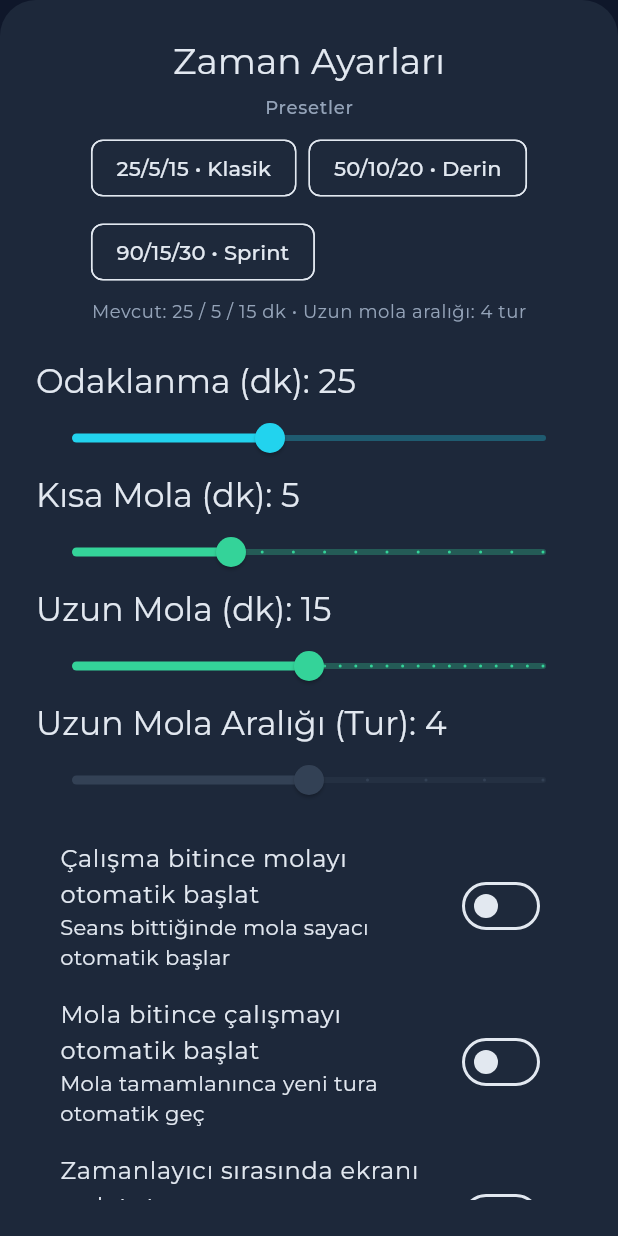
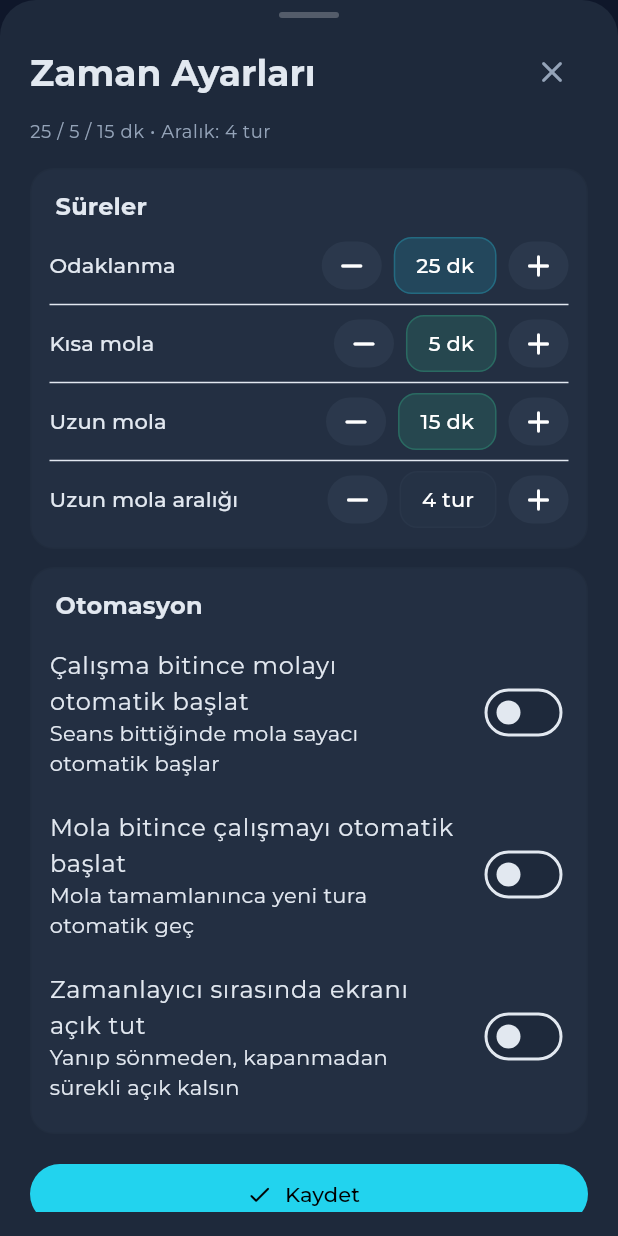
Before and after one commit to bakituncher/bilgee, a Flutter app: the PomodoroSettingsSheet widget shown alone on an empty page, opened directly, on a phone screen of 412 x 824 dp. Run offline on Flutter 3.47's test engine with Material 3 defaults, Android fonts, the phone set to English and light mode, and no system bars; our stand-ins replace cached_network_image, cloud_firestore, cloud_functions, confetti, equatable, file_picker and 19 more; missing offline and left inert: firebase_app_check, flutter_math_fork, markdown, purchases_flutter; accounts and stored records are empty; generated files the repository leaves out were written again; network calls fail.

Commit message:
pomodro onay

```diff
--- a/lib/features/pomodoro/widgets/pomodoro_timer_view.dart
+++ b/lib/features/pomodoro/widgets/pomodoro_timer_view.dart
@@ -6,7 +6,6 @@ import 'package:flutter_riverpod/flutter_riverpod.dart';
 import 'package:taktik/core/theme/app_theme.dart';
 import 'package:taktik/data/models/plan_model.dart';
 import 'package:taktik/data/providers/firestore_providers.dart';
-import 'package:taktik/shared/widgets/score_slider.dart';
 import 'package:intl/intl.dart';
 import '../logic/pomodoro_notifier.dart';
 
@@ -477,114 +476,257 @@ class _PomodoroSettingsSheetState extends ConsumerState<PomodoroSettingsSheet> {
 
   @override
   Widget build(BuildContext context) {
-    final totalCycle = '${_work.toInt()} / ${_short.toInt()} / ${_long.toInt()} dk';
+    final totalCycle = '${_work.toInt()} / ${_short.toInt()} / ${_long.toInt()} dk • Aralık: ${_interval.toInt()} tur';
     return Container(
-      padding: EdgeInsets.fromLTRB(24, 24, 24, MediaQuery.of(context).viewInsets.bottom + 24),
-      decoration: BoxDecoration(
-        color: AppTheme.cardColor.withOpacity(0.95),
+      padding: EdgeInsets.only(bottom: MediaQuery.of(context).viewInsets.bottom),
+      decoration: const BoxDecoration(color: Colors.transparent),
+      child: ClipRRect(
         borderRadius: const BorderRadius.vertical(top: Radius.circular(24)),
-      ),
+        child: Material(
+          color: AppTheme.cardColor.withOpacity(0.98),
+          child: SafeArea(
+            top: false,
+            child: Padding(
+              padding: const EdgeInsets.fromLTRB(20, 8, 20, 16),
               child: SingleChildScrollView(
+                padding: EdgeInsets.only(bottom: MediaQuery.of(context).viewPadding.bottom + 8),
                 child: Column(
                   mainAxisSize: MainAxisSize.min,
                   children: [
-            Text("Zaman Ayarları", style: Theme.of(context).textTheme.headlineSmall),
-            const SizedBox(height: 8),
-            Text('Presetler', style: Theme.of(context).textTheme.labelMedium?.copyWith(color: AppTheme.secondaryTextColor)),
-            const SizedBox(height: 8),
-            _QuickPresets(
-              onPick: (w, s, l, i){
-                setState((){
-                  _work = w; _short = s; _long = l; _interval = i;
-                });
-              },
+                    // Grabber
+                    Container(width: 40, height: 4, decoration: BoxDecoration(color: Colors.white24, borderRadius: BorderRadius.circular(20))),
+                    const SizedBox(height: 12),
+                    Row(
+                      children: [
+                        Expanded(child: Text("Zaman Ayarları", style: Theme.of(context).textTheme.headlineSmall?.copyWith(fontWeight: FontWeight.w700))),
+                        IconButton(
+                          tooltip: 'Kapat',
+                          icon: const Icon(Icons.close_rounded),
+                          onPressed: () => Navigator.pop(context),
+                        ),
+                      ],
                     ),
                     const SizedBox(height: 8),
-            Text('Mevcut: $totalCycle • Uzun mola aralığı: ${_interval.toInt()} tur', style: Theme.of(context).textTheme.bodySmall?.copyWith(color: AppTheme.secondaryTextColor)),
-            const SizedBox(height: 24),
-            ScoreSlider(label: "Odaklanma (dk)", value: _work, max: 60, color: AppTheme.secondaryColor, onChanged: (v) => setState(() => _work = v.roundToDouble())),
-            ScoreSlider(label: "Kısa Mola (dk)", value: _short, max: 15, color: AppTheme.successColor, onChanged: (v) => setState(() => _short = v.roundToDouble())),
-            ScoreSlider(label: "Uzun Mola (dk)", value: _long, max: 30, color: AppTheme.successColor, onChanged: (v) => setState(() => _long = v.roundToDouble())),
-            ScoreSlider(label: "Uzun Mola Aralığı (Tur)", value: _interval, max: 8, color: AppTheme.lightSurfaceColor, onChanged: (v) => setState(() => _interval = v.roundToDouble())),
-            const SizedBox(height: 8),
+                    Align(
+                      alignment: Alignment.centerLeft,
+                      child: Text(totalCycle, style: Theme.of(context).textTheme.bodySmall?.copyWith(color: AppTheme.secondaryTextColor)),
+                    ),
+                    const SizedBox(height: 16),
+                    // Süreler kartı
+                    _SettingsCard(
+                      title: 'Süreler',
+                      child: Column(
+                        children: [
+                          _ValueRow(
+                            label: 'Odaklanma', unit: 'dk', value: _work, min: 10, max: 120, step: 5, color: AppTheme.secondaryColor,
+                            onChanged: (v)=> setState(()=> _work = v.roundToDouble()),
+                          ),
+                          const Divider(height: 12),
+                          _ValueRow(
+                            label: 'Kısa mola', unit: 'dk', value: _short, min: 3, max: 20, step: 1, color: AppTheme.successColor,
+                            onChanged: (v)=> setState(()=> _short = v.roundToDouble()),
+                          ),
+                          const Divider(height: 12),
+                          _ValueRow(
+                            label: 'Uzun mola', unit: 'dk', value: _long, min: 10, max: 45, step: 5, color: AppTheme.successColor,
+                            onChanged: (v)=> setState(()=> _long = v.roundToDouble()),
+                          ),
+                          const Divider(height: 12),
+                          _ValueRow(
+                            label: 'Uzun mola aralığı', unit: 'tur', value: _interval, min: 2, max: 8, step: 1, color: AppTheme.lightSurfaceColor,
+                            onChanged: (v)=> setState(()=> _interval = v.roundToDouble()),
+                          ),
+                        ],
+                      ),
+                    ),
+                    const SizedBox(height: 12),
+                    // Otomasyon kartı
+                    _SettingsCard(
+                      title: 'Otomasyon',
+                      child: Column(
+                        children: [
                           SwitchListTile.adaptive(
                             value: _autoStartBreaks,
                             onChanged: (v) => setState(() => _autoStartBreaks = v),
                             title: const Text('Çalışma bitince molayı otomatik başlat'),
                             subtitle: const Text('Seans bittiğinde mola sayacı otomatik başlar'),
+                            contentPadding: EdgeInsets.zero,
                           ),
+                          const SizedBox(height: 4),
                           SwitchListTile.adaptive(
                             value: _autoStartWork,
                             onChanged: (v) => setState(() => _autoStartWork = v),
                             title: const Text('Mola bitince çalışmayı otomatik başlat'),
                             subtitle: const Text('Mola tamamlanınca yeni tura otomatik geç'),
+                            contentPadding: EdgeInsets.zero,
                           ),
+                          const SizedBox(height: 4),
                           SwitchListTile.adaptive(
                             value: _keepScreenOn,
                             onChanged: (v) => setState(() => _keepScreenOn = v),
                             title: const Text('Zamanlayıcı sırasında ekranı açık tut'),
                             subtitle: const Text('Yanıp sönmeden, kapanmadan sürekli açık kalsın'),
+                            contentPadding: EdgeInsets.zero,
+                          ),
+                        ],
+                      ),
                     ),
                     const SizedBox(height: 16),
-            ElevatedButton(
+                    // Kaydet butonu
+                    SizedBox(
+                      width: double.infinity,
+                      child: FilledButton.icon(
+                        icon: const Icon(Icons.check_rounded),
                         onPressed: (){
                           ref.read(pomodoroProvider.notifier).updateSettings(
-                    work: _work.toInt(),
-                    short: _short.toInt(),
-                    long: _long.toInt(),
-                    interval: _interval.toInt(),
-                    applyToCurrent: true,
+                            work: _work.toInt(), short: _short.toInt(), long: _long.toInt(), interval: _interval.toInt(), applyToCurrent: true,
                           );
                           ref.read(pomodoroProvider.notifier).updatePreferences(
-                    autoStartBreaks: _autoStartBreaks,
-                    autoStartWork: _autoStartWork,
-                    keepScreenOn: _keepScreenOn,
+                            autoStartBreaks: _autoStartBreaks, autoStartWork: _autoStartWork, keepScreenOn: _keepScreenOn,
                           );
                           Navigator.pop(context);
                         },
-                child: const Text("Kaydet")
-            )
+                        label: const Text('Kaydet'),
+                      ),
+                    ),
                   ],
+                ),
+              ),
+            ),
+          ),
         ),
       ),
     );
   }
 }
 
-class _QuickPresets extends StatefulWidget {
-  final void Function(double work, double short, double long, double interval) onPick;
-  const _QuickPresets({required this.onPick});
+// Yeni: Bölüm kartı
+class _SettingsCard extends StatelessWidget {
+  final String title;
+  final Widget child;
+  const _SettingsCard({required this.title, required this.child});
 
   @override
-  State<_QuickPresets> createState() => _QuickPresetsState();
+  Widget build(BuildContext context) {
+    return Container(
+      width: double.infinity,
+      padding: const EdgeInsets.all(12),
+      decoration: BoxDecoration(
+        color: AppTheme.lightSurfaceColor.withOpacity(0.25),
+        borderRadius: BorderRadius.circular(16),
+        border: Border.all(color: Colors.black.withOpacity(0.05)),
+      ),
+      child: Column(
+        crossAxisAlignment: CrossAxisAlignment.start,
+        children: [
+          Padding(
+            padding: const EdgeInsets.only(left: 4, bottom: 8),
+            child: Text(title, style: Theme.of(context).textTheme.titleMedium?.copyWith(fontWeight: FontWeight.w700)),
+          ),
+          child,
+        ],
+      ),
+    );
+  }
 }
 
-class _QuickPresetsState extends State<_QuickPresets> {
-  int _selected = -1;
+// Yeni: Değer satırı + mini stepper
+class _ValueRow extends StatelessWidget {
+  final String label;
+  final String unit;
+  final double value;
+  final double min;
+  final double max;
+  final double step;
+  final Color color;
+  final ValueChanged<double> onChanged;
+  const _ValueRow({
+    required this.label,
+    required this.unit,
+    required this.value,
+    required this.min,
+    required this.max,
+    required this.step,
+    required this.color,
+    required this.onChanged,
+  });
+
   @override
   Widget build(BuildContext context) {
-    final presets = <({String label, List<double> vals})>[
-      (label: '25/5/15 • Klasik', vals: [25, 5, 15, 4]),
-      (label: '50/10/20 • Derin', vals: [50, 10, 20, 3]),
-      (label: '90/15/30 • Sprint', vals: [90, 15, 30, 2]),
-    ];
-    return Wrap(
-      spacing: 8,
-      runSpacing: 8,
+    return Row(
       children: [
-        for (int i = 0; i < presets.length; i++)
-          ChoiceChip(
-            selected: _selected == i,
-            label: Text(presets[i].label),
-            onSelected: (v){
-              setState(()=> _selected = v ? i : -1);
-              if (v) {
-                final p = presets[i].vals;
-                widget.onPick(p[0], p[1], p[2], p[3]);
-              }
-            },
-          )
+        Expanded(
+          child: Text(label, style: Theme.of(context).textTheme.titleSmall),
+        ),
+        _MiniStepper(
+          value: value,
+          min: min,
+          max: max,
+          step: step,
+          color: color,
+          unit: unit,
+          onChanged: onChanged,
+        ),
       ],
     );
   }
 }
+
+class _MiniStepper extends StatelessWidget {
+  final double value;
+  final double min;
+  final double max;
+  final double step;
+  final String unit;
+  final Color color;
+  final ValueChanged<double> onChanged;
+  const _MiniStepper({
+    required this.value,
+    required this.min,
+    required this.max,
+    required this.step,
+    required this.unit,
+    required this.color,
+    required this.onChanged,
+  });
+
+  @override
+  Widget build(BuildContext context) {
+    final canDec = value > min;
+    final canInc = value < max;
+    return Row(
+      mainAxisSize: MainAxisSize.min,
+      children: [
+        IconButton(
+          onPressed: canDec ? ()=> onChanged((value - step).clamp(min, max)) : null,
+          icon: const Icon(Icons.remove_rounded),
+          style: IconButton.styleFrom(
+            visualDensity: VisualDensity.compact,
+            foregroundColor: Colors.white,
+            backgroundColor: AppTheme.lightSurfaceColor.withOpacity(canDec ? 0.5 : 0.2),
+          ),
+        ),
+        const SizedBox(width: 8),
+        Container(
+          padding: const EdgeInsets.symmetric(horizontal: 14, vertical: 8),
+          decoration: BoxDecoration(
+            color: color.withOpacity(0.15),
+            border: Border.all(color: color.withOpacity(0.25)),
+            borderRadius: BorderRadius.circular(12),
+          ),
+          child: Text('${value.toInt()} $unit', style: Theme.of(context).textTheme.labelLarge?.copyWith(color: Colors.white)),
+        ),
+        const SizedBox(width: 8),
+        IconButton(
+          onPressed: canInc ? ()=> onChanged((value + step).clamp(min, max)) : null,
+          icon: const Icon(Icons.add_rounded),
+          style: IconButton.styleFrom(
+            visualDensity: VisualDensity.compact,
+            foregroundColor: Colors.white,
+            backgroundColor: AppTheme.lightSurfaceColor.withOpacity(canInc ? 0.5 : 0.2),
+          ),
+        ),
+      ],
+    );
+  }
+}
```
Lines whose indentation alone changed are shown as unchanged.
